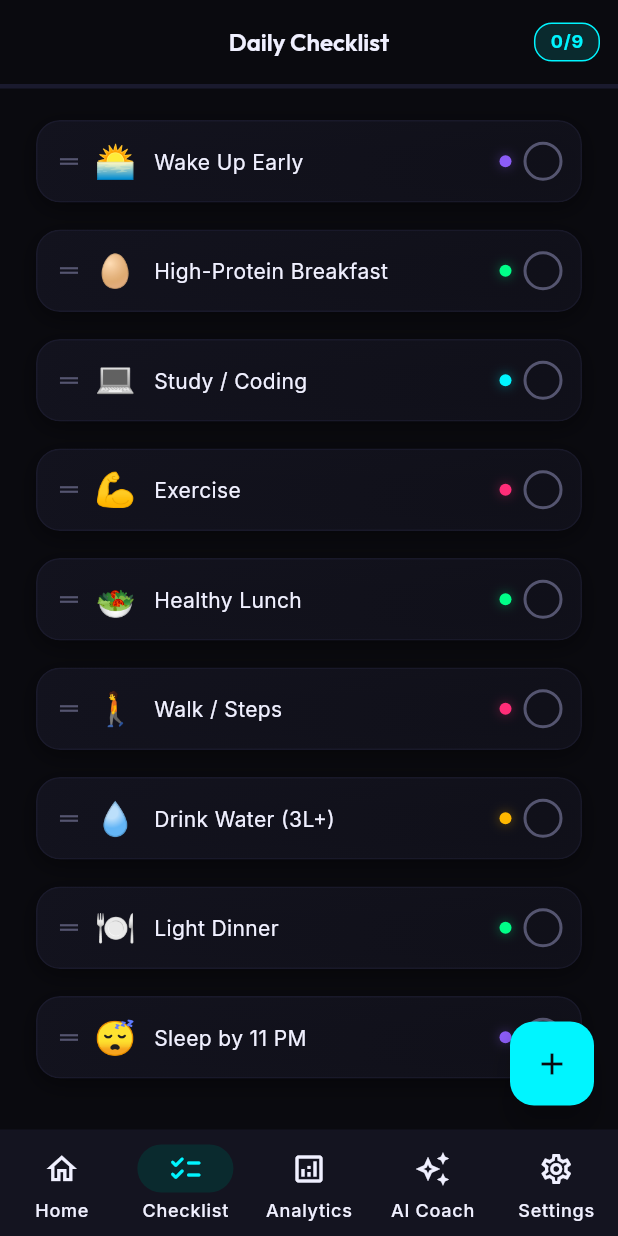
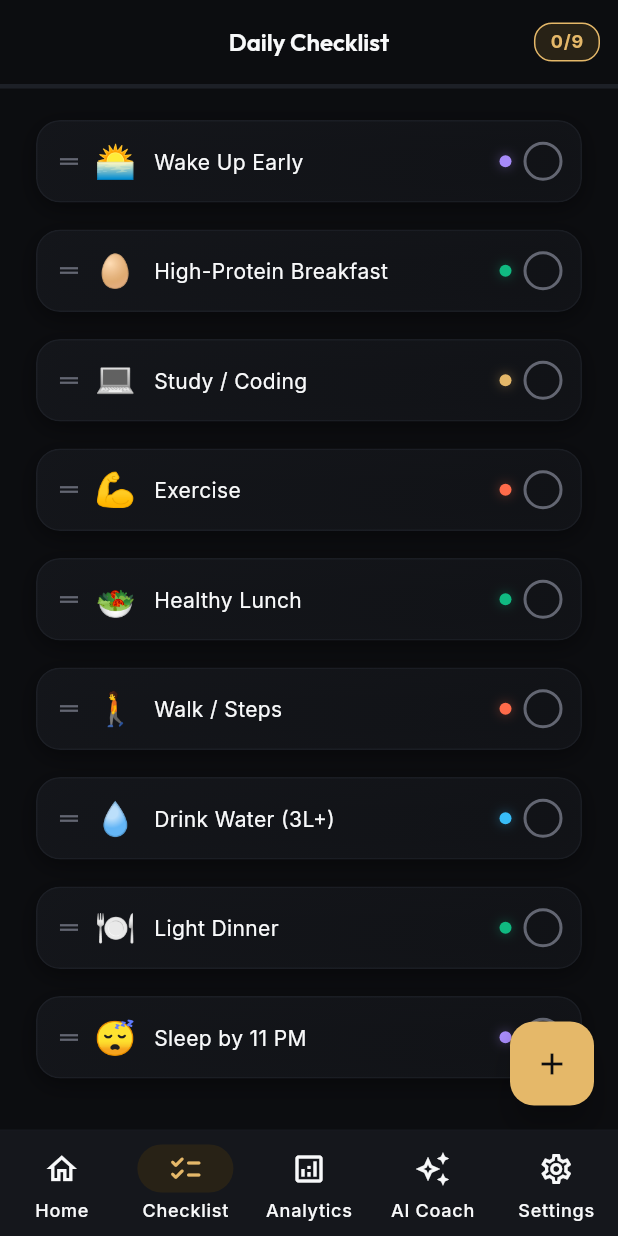
Before and after one commit to whiteknight-spec/vibeforge, a Flutter app: the ChecklistPage screen opened by its route, on a phone screen of 412 x 824 dp. Run offline on Flutter 3.47's test engine with Material 3 defaults, Android fonts, the phone set to English and light mode, and no system bars; drawn by our look-alikes of flutter_animate; our stand-ins replace equatable, fl_chart, flutter_bloc, flutter_dotenv, flutter_secure_storage, go_router and 3 more; accounts and stored records are empty; network calls fail.

Commit message:
style: upgrade UI to Pro Designer Obsidian & Champagne Gold luxury palette

```diff
--- a/lib/core/theme/app_colors.dart
+++ b/lib/core/theme/app_colors.dart
@@ -1,57 +1,57 @@
 import 'package:flutter/material.dart';
 
-/// VibeForge curated neon color palette.
+/// VibeForge Pro Designer Palette: Obsidian & Champagne Gold (Ultra-Luxury & High Performance).
 class AppColors {
   AppColors._();
 
-  // ── Dark Theme Base ───────────────────────────────────────────
-  static const Color backgroundDark = Color(0xFF0A0A0F);
-  static const Color surfaceDark = Color(0xFF141420);
-  static const Color surfaceAltDark = Color(0xFF1A1A2E);
-  static const Color surfaceElevatedDark = Color(0xFF22223A);
-  static const Color borderDark = Color(0xFF2A2A4A);
+  // ── Dark Theme Base (Deep Obsidian Carbon) ──────────────────────
+  static const Color backgroundDark = Color(0xFF0C0D10); // Deep Obsidian Matte
+  static const Color surfaceDark = Color(0xFF15171C);    // Charcoal Titanium Surface
+  static const Color surfaceAltDark = Color(0xFF1D2027); // Inner Card / Subtle Container
+  static const Color surfaceElevatedDark = Color(0xFF252932); // Raised Modal / Sheet
+  static const Color borderDark = Color(0xFF2E333E);     // Subtle Metallic Titanium Border
 
-  // ── Light Theme Base ──────────────────────────────────────────
-  static const Color backgroundLight = Color(0xFFF5F5FF);
+  // ── Light Theme Base (Porcelain Silk & Warm Sand) ───────────────
+  static const Color backgroundLight = Color(0xFFF8F9FA);
   static const Color surfaceLight = Color(0xFFFFFFFF);
-  static const Color surfaceAltLight = Color(0xFFF0F0FA);
-  static const Color borderLight = Color(0xFFD0D0E0);
+  static const Color surfaceAltLight = Color(0xFFF1F3F6);
+  static const Color borderLight = Color(0xFFE2E4E9);
 
-  // ── Primary: Neon Cyan ────────────────────────────────────────
-  static const Color primary = Color(0xFF00F5FF);
-  static const Color primaryDim = Color(0xFF00B8C4);
-  static const Color primaryGlow = Color(0x4000F5FF);
-  static const Color primarySurface = Color(0xFF0A2A2E);
+  // ── Primary: Radiant Champagne Gold ────────────────────────────
+  static const Color primary = Color(0xFFE5B869);       // Luminous Champagne Gold
+  static const Color primaryDim = Color(0xFFC89B48);    // Rich Burnished Gold
+  static const Color primaryGlow = Color(0x35E5B869);   // Soft Luxury Candlelight Halo
+  static const Color primarySurface = Color(0xFF282216); // Deep Gold Tinted Glass
 
-  // ── Secondary: Electric Purple ────────────────────────────────
-  static const Color secondary = Color(0xFF8B5CF6);
-  static const Color secondaryGlow = Color(0x408B5CF6);
+  // ── Secondary: Warm Cashmere Bronze & Silk ─────────────────────
+  static const Color secondary = Color(0xFFC4A482);     // Warm Cashmere Bronze
+  static const Color secondaryGlow = Color(0x30C4A482);
 
-  // ── Accent: Hot Pink ──────────────────────────────────────────
-  static const Color accent = Color(0xFFFF2D78);
-  static const Color accentGlow = Color(0x40FF2D78);
+  // ── Accent: Sunset Coral Ember ─────────────────────────────────
+  static const Color accent = Color(0xFFFF6B4A);        // Warm Sunset Ember
+  static const Color accentGlow = Color(0x35FF6B4A);
 
-  // ── Semantic Colors ───────────────────────────────────────────
-  static const Color success = Color(0xFF00FF88);
-  static const Color successSurface = Color(0xFF0A2A1A);
-  static const Color warning = Color(0xFFFFB800);
-  static const Color error = Color(0xFFFF4757);
-  static const Color errorSurface = Color(0xFF2A0A0E);
+  // ── Semantic Colors (Sophisticated & Clean) ────────────────────
+  static const Color success = Color(0xFF10B981);       // Refined Emerald Mint
+  static const Color successSurface = Color(0xFF0F291E);
+  static const Color warning = Color(0xFFF59E0B);       // Warm Sun Amber
+  static const Color error = Color(0xFFEF4444);         // Velvet Crimson
+  static const Color errorSurface = Color(0xFF2C1316);
 
-  // ── Text ──────────────────────────────────────────────────────
-  static const Color textPrimaryDark = Color(0xFFF0F0FF);
-  static const Color textSecondaryDark = Color(0xFF8888AA);
-  static const Color textTertiaryDark = Color(0xFF555570);
-  static const Color textPrimaryLight = Color(0xFF1A1A2E);
-  static const Color textSecondaryLight = Color(0xFF555570);
+  // ── Text Hierarchy (High-Contrast Porcelain & Silver Slate) ────
+  static const Color textPrimaryDark = Color(0xFFF8F9FA);  // Pure Porcelain White
+  static const Color textSecondaryDark = Color(0xFF9E9FA7);// Metallic Silver Slate
+  static const Color textTertiaryDark = Color(0xFF636672); // Subtle Titanium
+  static const Color textPrimaryLight = Color(0xFF121417);
+  static const Color textSecondaryLight = Color(0xFF5F6368);
 
-  // ── Streak ────────────────────────────────────────────────────
-  static const Color streakFire = Color(0xFFFF6B35);
-  static const Color streakGold = Color(0xFFFFD700);
+  // ── Streak (Warm Flame & Sun Ember) ───────────────────────────
+  static const Color streakFire = Color(0xFFFF5722);
+  static const Color streakGold = Color(0xFFFFC107);
 
   // ── Gradients ─────────────────────────────────────────────────
   static const LinearGradient primaryGradient = LinearGradient(
-    colors: [primary, secondary],
+    colors: [Color(0xFFF3C77C), Color(0xFFC8963E)],
     begin: Alignment.topLeft,
     end: Alignment.bottomRight,
   );
@@ -62,17 +62,24 @@ class AppColors {
     end: Alignment.topRight,
   );
 
-  static const List<Color> chartColors = [primary, secondary, accent, success, warning, streakFire];
+  static const List<Color> chartColors = [
+    primary,
+    Color(0xFF60A5FA), // Slate Sapphire
+    secondary,
+    success,
+    warning,
+    accent,
+  ];
 
   // ── Category Colors ───────────────────────────────────────────
   static Color categoryColor(String category) {
     switch (category) {
-      case 'lifestyle': return secondary;
-      case 'diet': return success;
-      case 'growth': return primary;
-      case 'fitness': return accent;
-      case 'health': return warning;
-      default: return const Color(0xFF6366F1);
+      case 'lifestyle': return const Color(0xFFA78BFA); // Royal Lavender
+      case 'diet': return success;                      // Emerald Mint
+      case 'growth': return primary;                    // Champagne Gold
+      case 'fitness': return accent;                    // Sunset Coral
+      case 'health': return const Color(0xFF38BDF8);    // Ice Sapphire
+      default: return secondary;
     }
   }
 }
```
